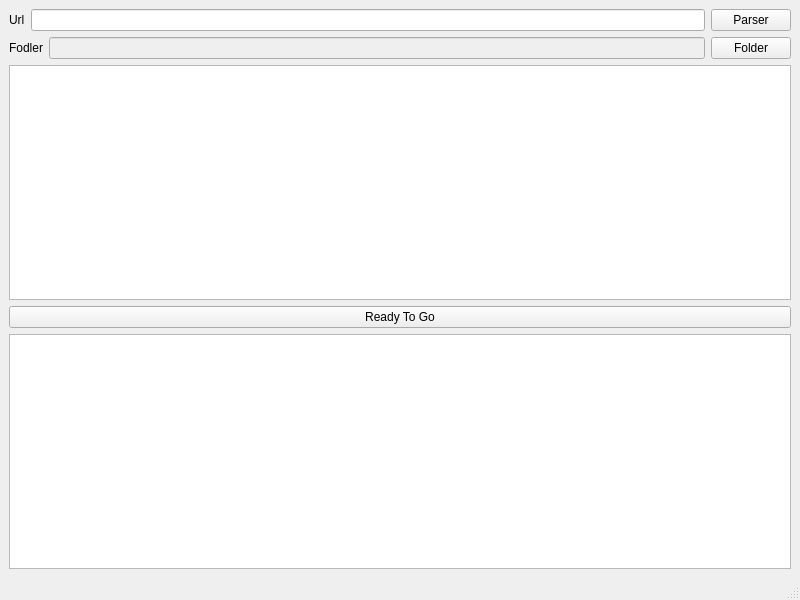
ChrisYangTW/HelpMeDownload, file helpmedownload/untitled_main.ui: the form before one commit.
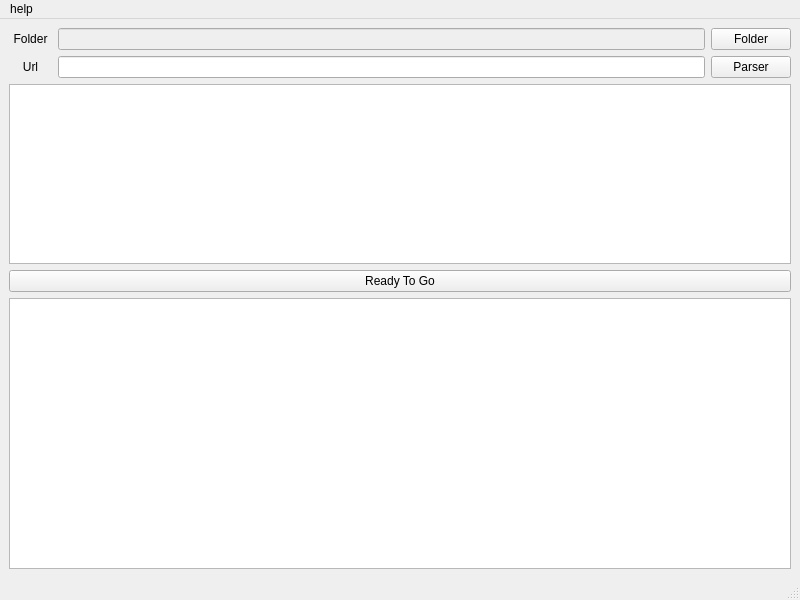
The form after the commit.

Commit message: add history Dialog

```diff
--- a/helpmedownload/untitled_main.ui
+++ b/helpmedownload/untitled_main.ui
@@ -14,34 +14,16 @@
    <string>Help Me Download (just for Civit)</string>
   </property>
   <widget class="QWidget" name="centralwidget">
-   <layout class="QVBoxLayout" name="verticalLayout" stretch="1,1,3,1,3">
+   <layout class="QVBoxLayout" name="verticalLayout" stretch="1,1,2,1,3">
     <item>
-     <layout class="QHBoxLayout" name="horizontalLayout_1">
-      <item>
-       <widget class="QLabel" name="url_label">
-        <property name="text">
-         <string>Url</string>
-        </property>
-       </widget>
-      </item>
-      <item>
-       <widget class="QLineEdit" name="url_line_edit"/>
-      </item>
-      <item>
-       <widget class="QPushButton" name="parser_push_button">
-        <property name="text">
-         <string>Parser</string>
-        </property>
-       </widget>
-      </item>
-     </layout>
-    </item>
-    <item>
-     <layout class="QHBoxLayout" name="horizontalLayout_2">
+     <layout class="QHBoxLayout" name="horizontalLayout_1" stretch="1,15,1">
       <item>
        <widget class="QLabel" name="folder_label">
         <property name="text">
-         <string>Fodler</string>
+         <string>Folder</string>
+        </property>
+        <property name="alignment">
+         <set>Qt::AlignCenter</set>
         </property>
        </widget>
       </item>
@@ -61,6 +43,30 @@
       </item>
      </layout>
     </item>
+    <item>
+     <layout class="QHBoxLayout" name="horizontalLayout_2" stretch="1,15,1">
+      <item>
+       <widget class="QLabel" name="url_label">
+        <property name="text">
+         <string>Url</string>
+        </property>
+        <property name="alignment">
+         <set>Qt::AlignCenter</set>
+        </property>
+       </widget>
+      </item>
+      <item>
+       <widget class="QLineEdit" name="url_line_edit"/>
+      </item>
+      <item>
+       <widget class="QPushButton" name="parser_push_button">
+        <property name="text">
+         <string>Parser</string>
+        </property>
+       </widget>
+      </item>
+     </layout>
+    </item>
     <item>
      <widget class="QTextBrowser" name="parser_text_browser"/>
     </item>
@@ -85,6 +91,13 @@
      <height>24</height>
     </rect>
    </property>
+   <widget class="QMenu" name="menuhelp">
+    <property name="title">
+     <string>help</string>
+    </property>
+    <addaction name="actionShowHistory"/>
+   </widget>
+   <addaction name="menuhelp"/>
   </widget>
   <widget class="QStatusBar" name="statusbar"/>
  </widget>
```
Left out of the diff: 5 changed lines with no effect on the pictures. The commit also changes 4 other files.
